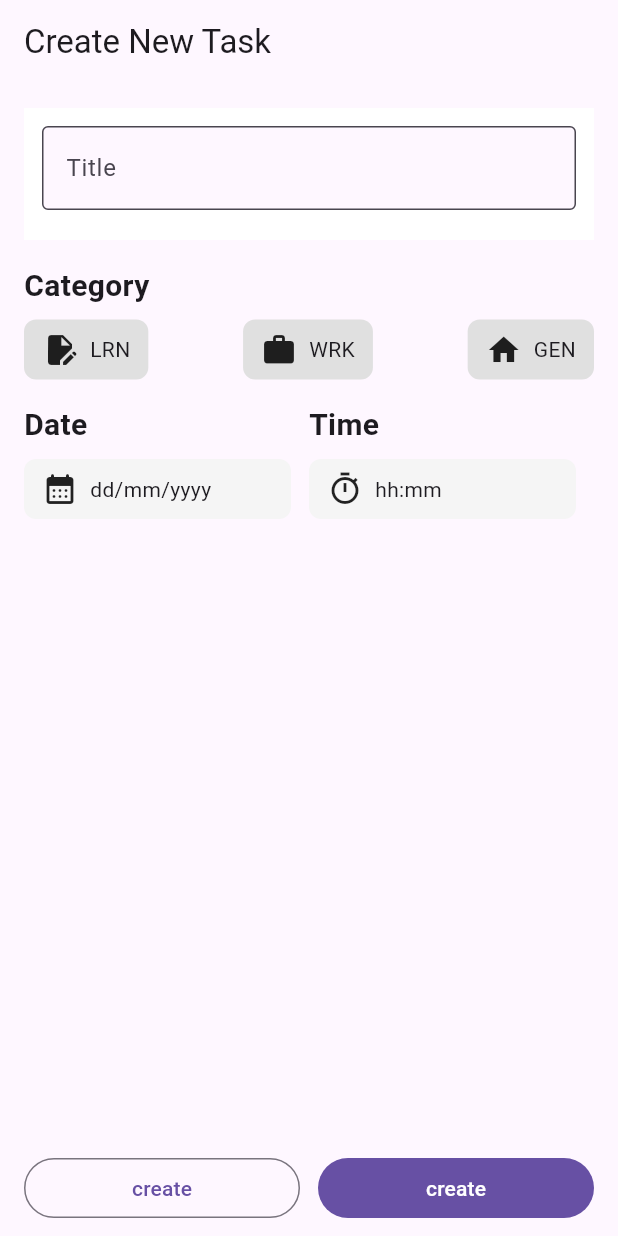
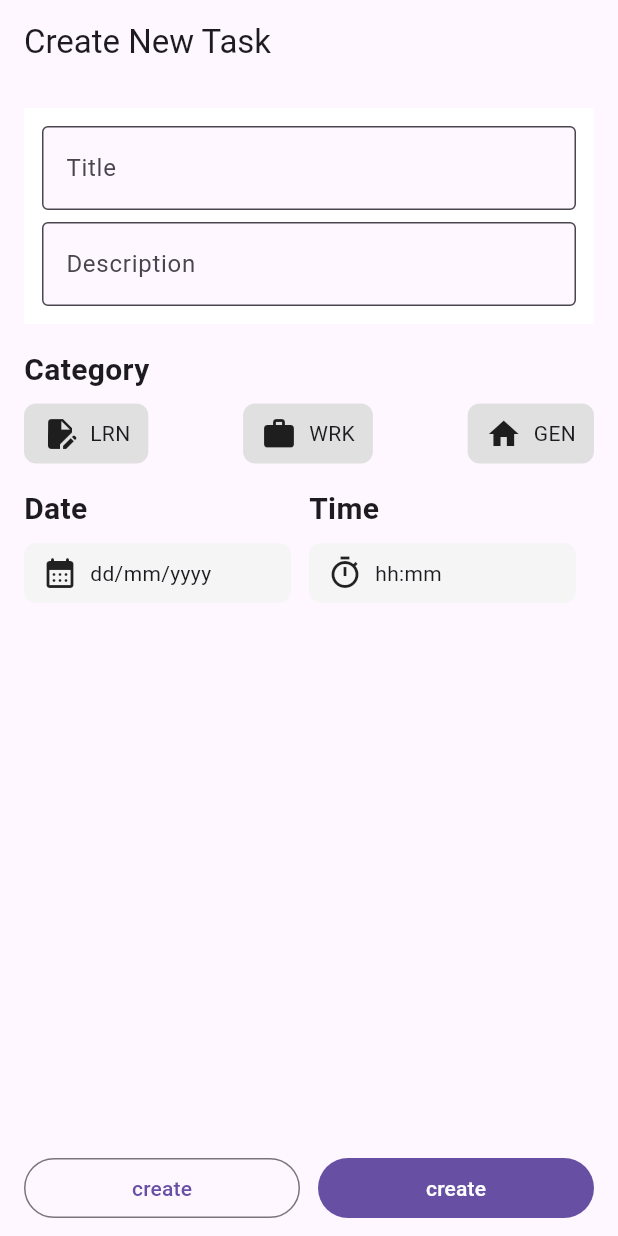
Before and after one commit to nobu74658/flutter_study_2025, a Flutter app: the screen it shows after launch, on a phone screen of 412 x 824 dp. Run offline on Flutter 3.47's test engine with Material 3 defaults, Android fonts, the phone set to English and light mode, and no system bars; our stand-ins replace flutter_hooks.

Commit message:
feature: description状態管理

```diff
--- a/lib/screens/add_todo/add_todo_screen.dart
+++ b/lib/screens/add_todo/add_todo_screen.dart
@@ -11,6 +11,7 @@ class AddTodoScreen extends HookWidget {
   @override
   Widget build(BuildContext context) {
     final titleTextController = useTextEditingController();
+    final descriptionTextController = useTextEditingController();
 
     return Scaffold(
       appBar: AppBar(
@@ -24,6 +25,7 @@ class AddTodoScreen extends HookWidget {
               children: [
                 AddTodoInputs(
                   titleTextController: titleTextController,
+                  descriptionTextController: descriptionTextController,
                 ),
                 const SizedBox(height: 16),
                 const AddTodoCategories(),
--- a/lib/screens/add_todo/components/add_todo_inputs.dart
+++ b/lib/screens/add_todo/components/add_todo_inputs.dart
@@ -1,9 +1,14 @@
 import 'package:flutter/material.dart';
 
 class AddTodoInputs extends StatelessWidget {
-  const AddTodoInputs({super.key, required this.titleTextController});
+  const AddTodoInputs({
+    super.key,
+    required this.titleTextController,
+    required this.descriptionTextController,
+  });
 
   final TextEditingController titleTextController;
+  final TextEditingController descriptionTextController;
 
   @override
   Widget build(BuildContext context) {
@@ -16,7 +21,7 @@ class AddTodoInputs extends StatelessWidget {
         children: [
           _TextField('Title', titleTextController),
           const SizedBox(height: 8),
-          // const _TextField('Description'),
+          _TextField('Description', descriptionTextController),
         ],
       ),
     );
```
